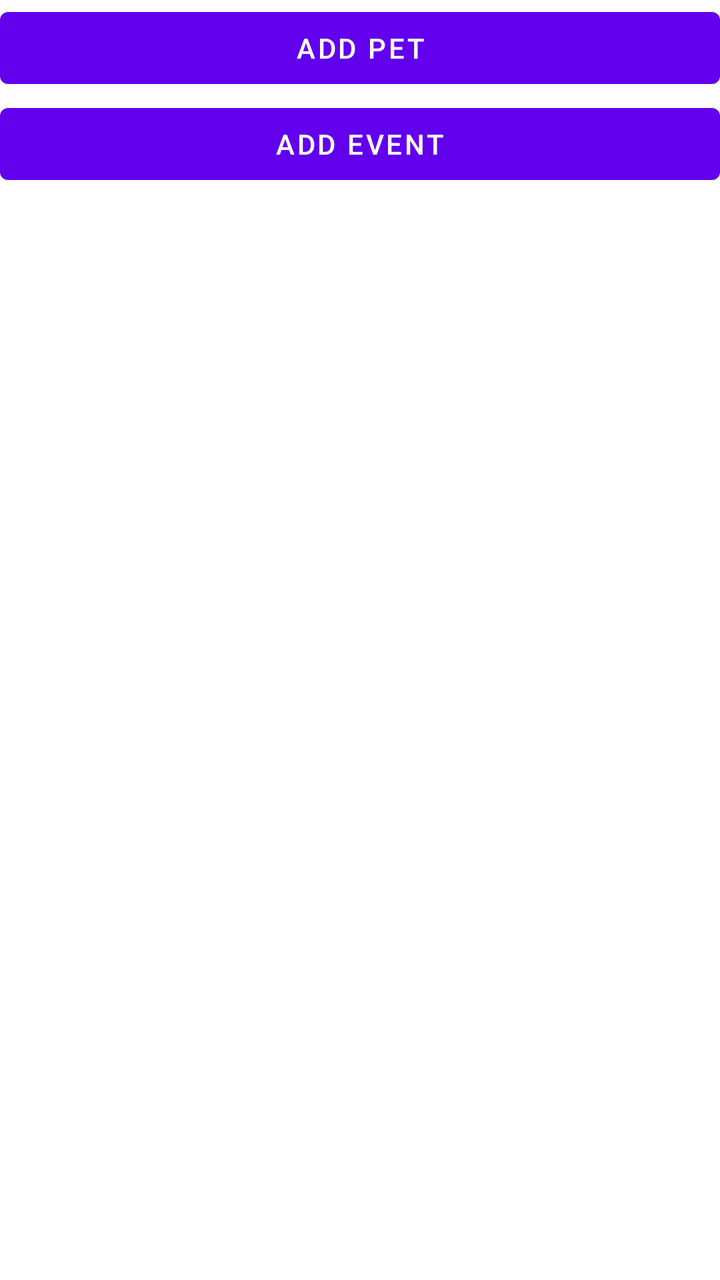
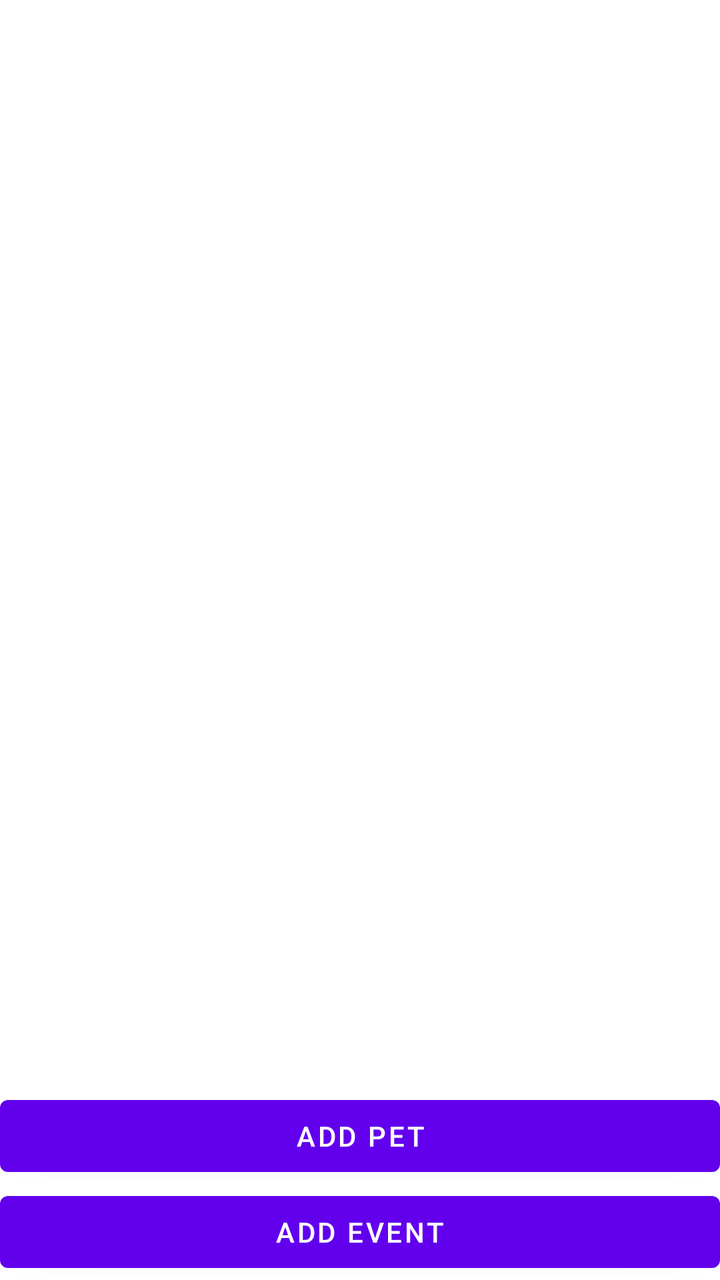

Before-and-after screenshots of an Android layout around one commit, followed by the original layout XML and the change that was made.
<!-- AndroidManifest.xml: application theme Theme.GuineaPigLog -->
<!-- res/layout/fragment_home.xml -->
<?xml version="1.0" encoding="utf-8"?>
<layout
    xmlns:android="http://schemas.android.com/apk/res/android"
    xmlns:tools="http://schemas.android.com/tools"
    tools:context=".HomeFragment">
    <data>
        <variable
            name="viewModel"
            type="com.hfad.guineapiglog.HomeViewModel" />
    </data>
    <ScrollView
        android:layout_width="match_parent"
        android:layout_height="match_parent"
        android:fillViewport="true">

        <LinearLayout
            android:layout_width="match_parent"
            android:layout_height="match_parent"
            android:orientation="vertical">

            <Button
                android:id="@+id/add_pet_button"
                android:layout_width="match_parent"
                android:layout_height="wrap_content"
                android:text="@string/add_pet" />

            <Button
                android:id="@+id/add_event_button"
                android:layout_width="match_parent"
                android:layout_height="wrap_content"
                android:text="@string/add_event" />
        </LinearLayout>
    </ScrollView>
</layout>
<!-- resources referenced by this layout -->
<resources>
  <string name="add_event">Add Event</string>
  <string name="add_pet">Add Pet</string>
  <style name="Theme.GuineaPigLog" parent="Theme.MaterialComponents.DayNight.DarkActionBar">
          
          <item name="colorPrimary">@color/purple_500</item>
          <item name="colorPrimaryVariant">@color/purple_700</item>
          <item name="colorOnPrimary">@color/white</item>
          
          <item name="colorSecondary">@color/teal_200</item>
          <item name="colorSecondaryVariant">@color/teal_700</item>
          <item name="colorOnSecondary">@color/black</item>
          
          <item name="android:statusBarColor" tools:targetApi="l">?attr/colorPrimaryVariant</item>
          
      </style>
  <color name="purple_500">#FF6200EE</color>
  <color name="purple_700">#FF3700B3</color>
  <color name="white">#FFFFFFFF</color>
  <color name="teal_200">#FF03DAC5</color>
  <color name="teal_700">#FF018786</color>
  <color name="black">#FF000000</color>
</resources>

<!-- the commit's change to res/layout/fragment_home.xml (unified diff, before → after) -->
@@ -1,6 +1,7 @@
 <?xml version="1.0" encoding="utf-8"?>
 <layout
     xmlns:android="http://schemas.android.com/apk/res/android"
+    xmlns:app="http://schemas.android.com/apk/res-auto"
     xmlns:tools="http://schemas.android.com/tools"
     tools:context=".HomeFragment">
     <data>
@@ -18,6 +19,14 @@
             android:layout_height="match_parent"
             android:orientation="vertical">
 
+            <androidx.recyclerview.widget.RecyclerView
+                android:id="@+id/pets_list"
+                android:layout_width="match_parent"
+                android:layout_height="0dp"
+                android:layout_weight="1"
+                android:gravity="top"
+                app:layoutManager="androidx.recyclerview.widget.LinearLayoutManager"/>
+
             <Button
                 android:id="@+id/add_pet_button"
                 android:layout_width="match_parent"
